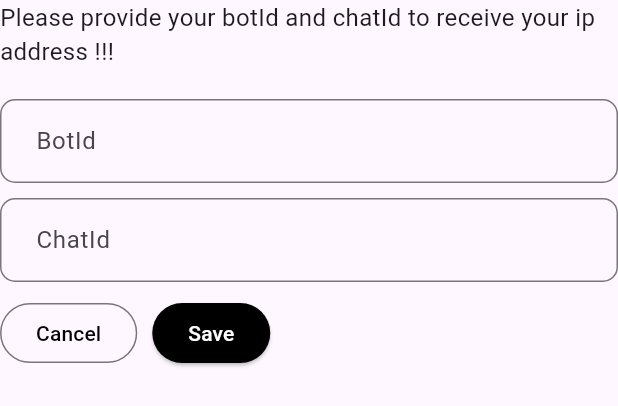
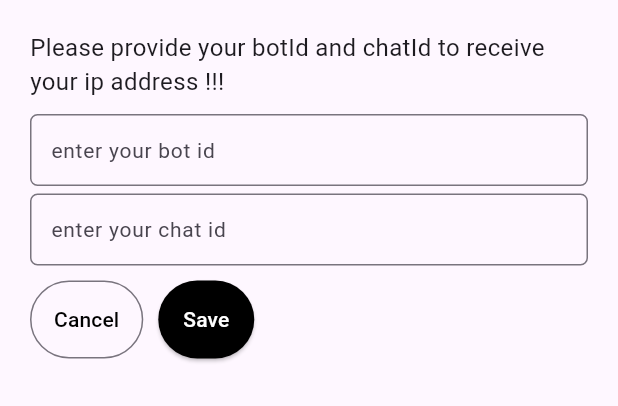
Before and after one commit to Ofceab-Studio/ip_addr_app, a Flutter app: the CredentialForm widget shown alone on an empty page, opened directly, on a phone screen of 412 x 824 dp. Shown: the top 406 px of the screen. Run offline on Flutter 3.47's test engine with Material 3 defaults, Android fonts, the phone set to English and light mode, and no system bars; our stand-ins replace connectivity_plus, device_preview, equatable, flutter_bloc, flutter_local_notifications, get_it and 3 more; missing offline and left inert: encrypt, home_widget, loggme, network_info_plus; accounts and stored records are empty.

Commit message:
fix credentials dialog view

```diff
--- a/lib/core/modules/local_notification_config.dart
+++ b/lib/core/modules/local_notification_config.dart
@@ -38,7 +38,7 @@ Future<void> initializeLocalNotification() async {
   }
 }
 
-Future<void> requestPermission() async {
+Future<void> requestNotificationPermission() async {
   final status = await Permission.notification.isDenied;
   if (status) {
     Permission.notification.request();
@@ -46,7 +46,7 @@ Future<void> requestPermission() async {
 }
 
 Future<void> sendNofitication() async {
-  await requestPermission();
+  await requestNotificationPermission();
   final plugin = locator.get<INotificationModule>().plugin
       as FlutterLocalNotificationsPlugin;
   const AndroidNotificationDetails androidNotificationDetails =
--- a/lib/features/send_ip_to_channels/cubit/send_ip_cubit.dart
+++ b/lib/features/send_ip_to_channels/cubit/send_ip_cubit.dart
@@ -53,6 +53,7 @@ class SendIpCubit extends Cubit<SendIpState> {
           ? "${ChannelsMessages.formSendButtonClicked.message} $ipAddr"
           : "${ChannelsMessages.fromConnectionListener.message} $ipAddr")
       ..addNormalText("\n")
+      ..addNormalText("\n")
       ..addNormalText("Don't forget the awesome shortcut 👇")
       ..addCodeText("adb connect $ipAddr:5555");
 
--- a/lib/features/send_ip_to_channels/forms/credentials_form.dart
+++ b/lib/features/send_ip_to_channels/forms/credentials_form.dart
@@ -29,40 +29,20 @@ class _CredentialFormState extends State<CredentialForm> {
 
   @override
   Widget build(BuildContext context) {
-    return Form(
+    return Container(
+      padding: const EdgeInsets.symmetric(vertical: 20, horizontal: 20),
+      child: Form(
         key: _forKey,
-      child: Column(
+        child: Wrap(
+          runSpacing: 10,
           children: [
             const Text(
                 "Please provide your botId and chatId to receive your ip address !!!",
                 style: TextStyle(fontSize: 16)),
-          const SizedBox(height: 20),
-          TextFormField(
-            controller: _botIdController,
-            decoration: InputDecoration(
-              contentPadding:
-                  const EdgeInsets.only(left: 20, top: 16, bottom: 16),
-              hintText: "BotId",
-              border: OutlineInputBorder(
-                  borderSide: const BorderSide(),
-                  borderRadius: BorderRadius.circular(10)),
-            ),
-          ),
-          const SizedBox(height: 10),
-          TextFormField(
-            controller: _chatIdController,
-            decoration: InputDecoration(
-              contentPadding:
-                  const EdgeInsets.only(left: 20, top: 16, bottom: 16),
-              hintText: "ChatId",
-              border: OutlineInputBorder(
-                  borderSide: const BorderSide(),
-                  borderRadius: BorderRadius.circular(10)),
-            ),
-          ),
-          const SizedBox(height: 10),
+            _buildFields(),
             _buildActions(context)
           ],
+        ),
       ),
     );
   }
@@ -87,6 +67,9 @@ class _CredentialFormState extends State<CredentialForm> {
     return Row(
       children: [
         OutlinedButton(
+            style: const ButtonStyle(
+                padding: MaterialStatePropertyAll(
+                    EdgeInsets.symmetric(vertical: 16, horizontal: 16))),
             onPressed: () => Navigator.of(context).pop(),
             child: const Text(
               "Cancel",
@@ -97,6 +80,8 @@ class _CredentialFormState extends State<CredentialForm> {
         ),
         ElevatedButton(
             style: const ButtonStyle(
+                padding: MaterialStatePropertyAll(
+                    EdgeInsets.symmetric(vertical: 16, horizontal: 16)),
                 backgroundColor: MaterialStatePropertyAll(Colors.black)),
             onPressed: _onSaveButtonPressed,
             child: const Text(
@@ -106,4 +91,36 @@ class _CredentialFormState extends State<CredentialForm> {
       ],
     );
   }
+
+  Column _buildFields() {
+    return Column(
+      children: [
+        TextFormField(
+          controller: _botIdController,
+          decoration: InputDecoration(
+            contentPadding: const EdgeInsets.only(left: 10),
+            hintText: "enter your bot id",
+            hintStyle: const TextStyle(fontSize: 14),
+            border: OutlineInputBorder(
+                borderSide: const BorderSide(),
+                borderRadius: BorderRadius.circular(5)),
+          ),
+        ),
+        const SizedBox(
+          height: 5,
+        ),
+        TextFormField(
+          controller: _chatIdController,
+          decoration: InputDecoration(
+            contentPadding: const EdgeInsets.only(left: 10),
+            hintText: "enter your chat id",
+            hintStyle: const TextStyle(fontSize: 14),
+            border: OutlineInputBorder(
+                borderSide: const BorderSide(),
+                borderRadius: BorderRadius.circular(5)),
+          ),
+        ),
+      ],
+    );
   }
+}
--- a/lib/main.dart
+++ b/lib/main.dart
@@ -6,7 +6,7 @@ import 'root.dart';
 Future<void> main() async {
   WidgetsFlutterBinding.ensureInitialized();
 
-  await requestPermission();
+  await requestNotificationPermission();
 
   configureDependencies();
 
--- a/pubspec.yaml
+++ b/pubspec.yaml
@@ -55,6 +55,7 @@ dependencies:
       url: https://github.com/Ofceab-Studio/loggme.git
   shared_preferences: ^2.2.2
   encrypt: ^5.0.3
+  device_preview: ^1.1.0
 
 dev_dependencies:
   flutter_test:
```
Also changed, not shown: lib/features/ip_addr/screens/main_screen.dart (+43 -29 lines), lib/features/send_ip_to_channels/widgets/credentials_dialog.dart (+1 -6 lines), lib/main_preview.dart (added, +22 -0 lines), pubspec.lock. Lines whose indentation alone changed are shown as unchanged.
